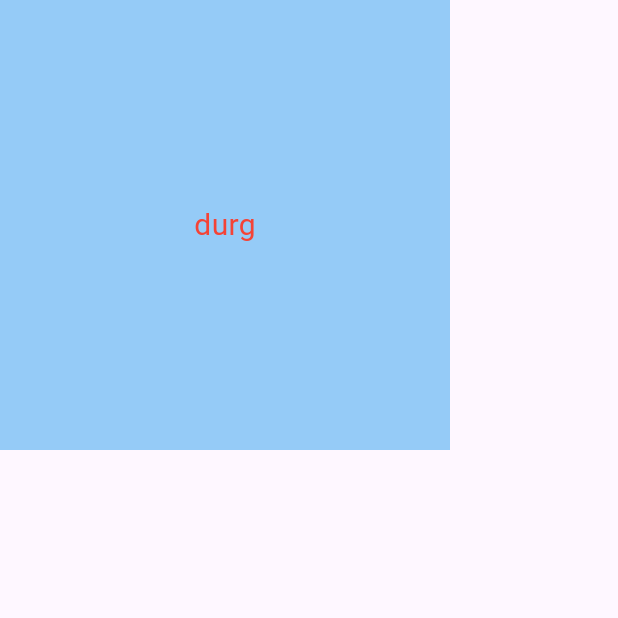
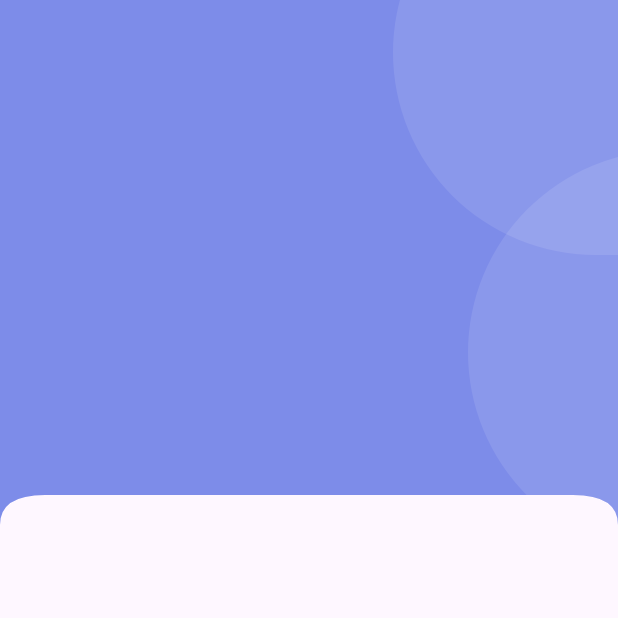
Before and after one commit to Ayama11/mobile-flutter, a Flutter app: the Drugs screen opened directly, on a phone screen of 412 x 824 dp, the top half of it. Run offline on Flutter 3.47's test engine with Material 3 defaults, Android fonts, the phone set to English and light mode, and no system bars; our stand-ins replace font_awesome_flutter, get, iconsax.

Commit message:
add circular chip for home view

```diff
--- a/lib/views/drugs_view.dart
+++ b/lib/views/drugs_view.dart
@@ -1,4 +1,7 @@
 import 'package:flutter/material.dart';
+import 'package:repopharma_app/help/const.dart';
+import 'package:repopharma_app/widgets/circular_container_shep.dart';
+import 'package:repopharma_app/widgets/custom_clip.dart';
 
 class Drugs extends StatelessWidget {
   const Drugs({super.key});
@@ -6,16 +9,39 @@ class Drugs extends StatelessWidget {
   @override
   Widget build(BuildContext context) {
     return Scaffold(
-      body: Container(
-        color: const Color.fromARGB(255, 149, 203, 247),
-        height: 300,
-        width: 300,
-        child: const Center(
-            child: Text(
-          'durg',
-          style: TextStyle(fontSize: 20, color: Colors.red),
-        )),
+        body: SingleChildScrollView(
+      child: Column(
+        children: [
+          ClipPath(
+            clipper: CustomClipP(),
+            child: Container(
+              color: kBaseColor,
+              padding: const EdgeInsets.all(0),
+              child: SizedBox(
+                height: 350,
+                child: Stack(
+                  children: [
+                    Positioned(
+                      top: -100,
+                      right: -250,
+                      child: CircularContainer(
+                        backgroundcolor: Colors.white.withOpacity(0.1),
+                      ),
+                    ),
+                    Positioned(
+                      top: 100,
+                      right: -300,
+                      child: CircularContainer(
+                        backgroundcolor: Colors.white.withOpacity(0.1),
+                      ),
+                    ),
+                  ],
+                ),
+              ),
+            ),
+          ),
+        ],
       ),
-    );
+    ));
   }
 }
--- /dev/null
+++ b/lib/widgets/circular_container_shep.dart
@@ -0,0 +1,33 @@
+import 'package:flutter/material.dart';
+
+class CircularContainer extends StatelessWidget {
+  const CircularContainer(
+      {super.key,
+      this.width = 400,
+      this.height = 270,
+      this.padding = 0,
+      this.radius = 400,
+      this.child,
+      this.backgroundcolor = Colors.white});
+
+  final double width;
+  final double height;
+  final double padding;
+  final double radius;
+  final Widget? child;
+  final Color backgroundcolor;
+
+  @override
+  Widget build(BuildContext context) {
+    return Container(
+      height: height,
+      width: width,
+      padding: EdgeInsets.all(padding),
+      decoration: BoxDecoration(
+        borderRadius: BorderRadius.circular(radius),
+        color: backgroundcolor,
+      ),
+      child: child,
+    );
+  }
+}
--- /dev/null
+++ b/lib/widgets/custom_clip.dart
@@ -0,0 +1,34 @@
+import 'package:flutter/material.dart';
+
+class CustomClipP extends CustomClipper<Path> {
+  @override
+  Path getClip(Size size) {
+    var path = Path();
+    path.lineTo(0, size.height);
+
+    final firstCuver = Offset(0, size.height - 20);
+    final lastCuver = Offset(30, size.height - 20);
+    path.quadraticBezierTo(
+        firstCuver.dx, firstCuver.dy, lastCuver.dx, lastCuver.dy);
+
+    final secendFirstCuver = Offset(0, size.height - 20);
+    final secendlastCuver = Offset(size.width - 30, size.height - 20);
+    path.quadraticBezierTo(secendFirstCuver.dx, secendFirstCuver.dy,
+        secendlastCuver.dx, secendlastCuver.dy);
+
+    final thridfirstCuver = Offset(size.width, size.height - 20);
+    final thridlastCuver = Offset(size.width, size.height);
+    path.quadraticBezierTo(thridfirstCuver.dx, thridfirstCuver.dy,
+        thridlastCuver.dx, thridlastCuver.dy);
+
+    path.lineTo(size.width, 0);
+    path.close();
+    return path;
+    // throw UnimplementedError();
+  }
+
+  @override
+  bool shouldReclip(covariant CustomClipper<Path> oldClipper) {
+    return true;
+  }
+}
```
